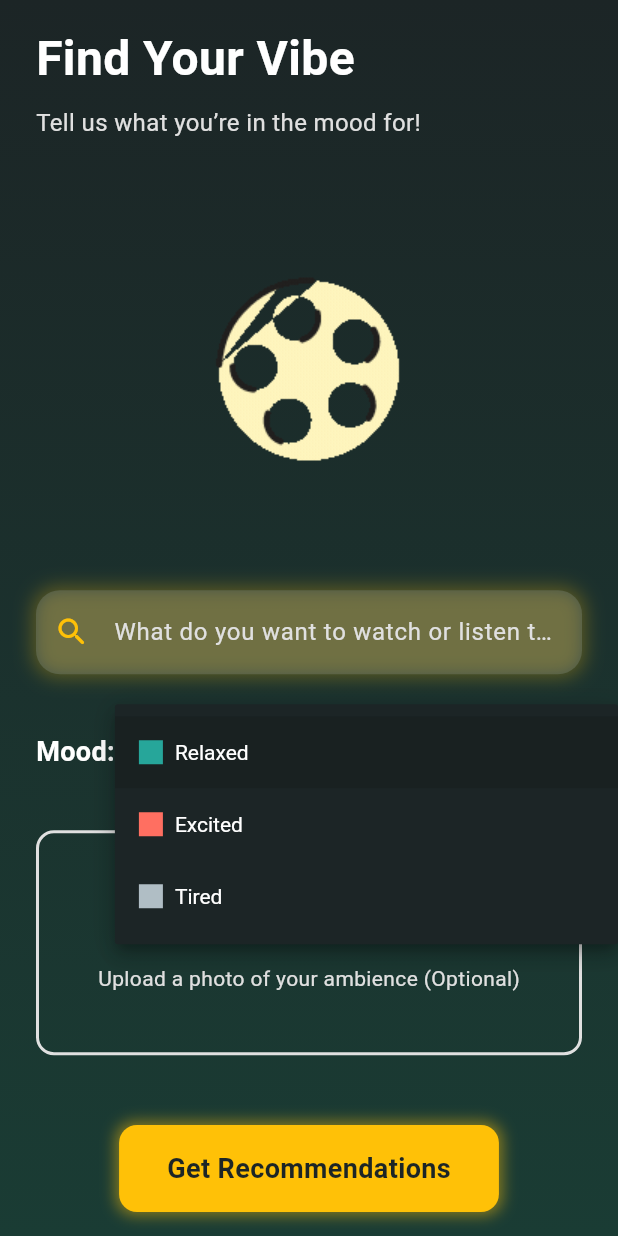
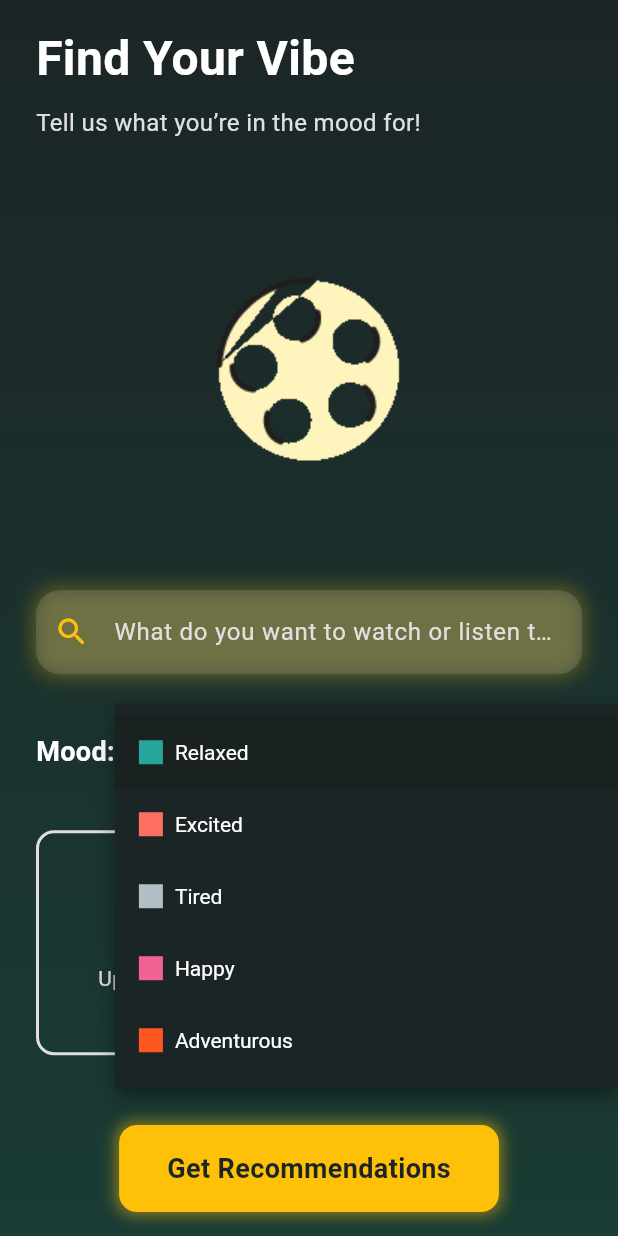
Before and after one commit to rjk51/vibepick, a Flutter app: the HomeScreen screen opened directly, after a tap on "Select your mood", on a phone screen of 412 x 824 dp. Run offline on Flutter 3.47's test engine with Material 3 defaults, Android fonts, the phone set to English and light mode, and no system bars; our stand-ins replace image_picker, introduction_screen.

Commit message:
Add new mood colors and update mood list in theme and screens

```diff
--- a/lib/presentation/screens/home_screen.dart
+++ b/lib/presentation/screens/home_screen.dart
@@ -2,6 +2,7 @@ import 'package:flutter/material.dart';
 import 'package:image_picker/image_picker.dart';
 import 'dart:io';
 import '../../theme/theme.dart';
+import 'results_screen.dart';
 
 class HomeScreen extends StatefulWidget {
   const HomeScreen({super.key});
@@ -14,7 +15,8 @@ class _HomeScreenState extends State<HomeScreen> {
   final TextEditingController _queryController = TextEditingController();
   String? _selectedMood;
   File? _selectedImage;
-  final List<String> _moods = ['Relaxed', 'Excited', 'Tired'];
+  // Updated moods list with two new moods
+  final List<String> _moods = ['Relaxed', 'Excited', 'Tired', 'Happy', 'Adventurous'];
 
   // Function to pick an image from the gallery
   Future<void> _pickImage() async {
@@ -28,14 +30,12 @@ class _HomeScreenState extends State<HomeScreen> {
     }
   }
 
-  // Function to navigate to the recommendations screen (to be implemented later)
+  // Function to navigate to the recommendations screen
   void _getRecommendations() {
-    // For now, just navigate to a placeholder screen
-    Navigator.pushNamed(context, '/recommendations', arguments: {
-      'query': _queryController.text,
-      'mood': _selectedMood,
-      'image': _selectedImage?.path,
-    });
+    Navigator.push(
+      context,
+      MaterialPageRoute(builder: (context) => const ResultsScreen()),
+    );
   }
 
   @override
@@ -85,7 +85,7 @@ class _HomeScreenState extends State<HomeScreen> {
                     borderRadius: BorderRadius.circular(16),
                     boxShadow: [
                       BoxShadow(
-                        color: AppTheme.vibrantYellow.withOpacity(0.3),
+                        color: AppTheme.vibrantYellow.withValues(alpha: 0.3),
                         blurRadius: 10,
                         spreadRadius: 2,
                       ),
@@ -99,7 +99,7 @@ class _HomeScreenState extends State<HomeScreen> {
                       hintText: 'What do you want to watch or listen to?',
                       hintStyle: const TextStyle(color: AppTheme.lightGray),
                       filled: true,
-                      fillColor: AppTheme.softGray.withOpacity(0.2),
+                      fillColor: AppTheme.softGray.withValues(alpha: 0.2),
                       border: OutlineInputBorder(
                         borderRadius: BorderRadius.circular(16),
                         borderSide: BorderSide.none,
@@ -140,7 +140,7 @@ class _HomeScreenState extends State<HomeScreen> {
                         ),
                         decoration: InputDecoration(
                           filled: true,
-                          fillColor: AppTheme.softGray.withOpacity(0.2),
+                          fillColor: AppTheme.softGray.withValues(alpha: 0.2),
                           border: OutlineInputBorder(
                             borderRadius: BorderRadius.circular(12),
                             borderSide: BorderSide.none,
@@ -236,7 +236,7 @@ class _HomeScreenState extends State<HomeScreen> {
                           borderRadius: BorderRadius.circular(12),
                           boxShadow: [
                             BoxShadow(
-                              color: AppTheme.vibrantYellow.withOpacity(0.5),
+                              color: AppTheme.vibrantYellow.withValues(alpha: 0.5),
                               blurRadius: 8,
                               spreadRadius: 2,
                             ),
--- a/lib/presentation/screens/intro_screen.dart
+++ b/lib/presentation/screens/intro_screen.dart
@@ -34,7 +34,7 @@ class VibePickIntroScreen extends StatelessWidget {
         // Page 1: Welcome to VibePick
         PageViewModel(
           title: "Welcome to VibePick",
-          body: "Your personal entertainment assistant that picks the perfect movies, shows, or music based on your vibe.",
+          body: "Your personal entertainment assistant that picks the perfect movies based on your vibe.",
           image: const Center(
             child: Icon(
               Icons.movie_filter_rounded,
--- a/lib/theme/theme.dart
+++ b/lib/theme/theme.dart
@@ -1,17 +1,17 @@
 import 'package:flutter/material.dart';
 
-// Define the VibePick app theme
 class AppTheme {
-  // Color palette based on the VibePick logo and app requirements
-  static const Color vibrantYellow = Color(0xFFFFC107); // Primary color for buttons, highlights
-  static const Color deepBlack = Color(0xFF1C2526); // Background color
-  static const Color softGray = Color(0xFFB0BEC5); // Secondary backgrounds (cards, inputs)
-  static const Color calmingTeal = Color(0xFF26A69A); // Accent for "Relaxed" mood
-  static const Color playfulCoral = Color(0xFFFF6F61); // Accent for "Excited" mood
-  static const Color pureWhite = Color(0xFFFFFFFF); // Primary text
-  static const Color lightGray = Color(0xFFE0E0E0); // Secondary text
+  static const Color vibrantYellow = Color(0xFFFFC107);
+  static const Color deepBlack = Color(0xFF1C2526);
+  static const Color softGray = Color(0xFFB0BEC5);
+  static const Color calmingTeal = Color(0xFF26A69A);
+  static const Color playfulCoral = Color(0xFFFF6F61);
+  static const Color pureWhite = Color(0xFFFFFFFF);
+  static const Color lightGray = Color(0xFFE0E0E0);
+  // New colors for the additional moods
+  static const Color cheerfulPink = Color(0xFFF06292); // For Happy
+  static const Color boldOrange = Color(0xFFFF5722); // For Adventurous
 
-  // Mood-based color mapping
   static Color getMoodColor(String mood) {
     switch (mood) {
       case 'Relaxed':
@@ -20,19 +20,22 @@ class AppTheme {
         return playfulCoral;
       case 'Tired':
         return softGray;
+      case 'Happy':
+        return cheerfulPink; // New mood color
+      case 'Adventurous':
+        return boldOrange; // New mood color
       default:
         return vibrantYellow;
     }
   }
 
-  // Light theme (optional, for future use)
   static final ThemeData lightTheme = ThemeData(
     primaryColor: vibrantYellow,
     scaffoldBackgroundColor: pureWhite,
     cardColor: softGray,
     textTheme: const TextTheme(
-      bodyLarge: TextStyle(color: deepBlack), // Primary text
-      bodyMedium: TextStyle(color: lightGray), // Secondary text
+      bodyLarge: TextStyle(color: deepBlack),
+      bodyMedium: TextStyle(color: lightGray),
     ),
     elevatedButtonTheme: ElevatedButtonThemeData(
       style: ElevatedButton.styleFrom(
@@ -48,14 +51,13 @@ class AppTheme {
     ),
   );
 
-  // Dark theme (default for VibePick)
   static final ThemeData darkTheme = ThemeData(
     primaryColor: vibrantYellow,
     scaffoldBackgroundColor: deepBlack,
     cardColor: softGray,
     textTheme: const TextTheme(
-      bodyLarge: TextStyle(color: pureWhite), // Primary text
-      bodyMedium: TextStyle(color: lightGray), // Secondary text
+      bodyLarge: TextStyle(color: pureWhite),
+      bodyMedium: TextStyle(color: lightGray),
     ),
     elevatedButtonTheme: ElevatedButtonThemeData(
       style: ElevatedButton.styleFrom(
```
Also changed, not shown: lib/presentation/screens/results_screen.dart (added, +259 -0 lines), 3 other files.
